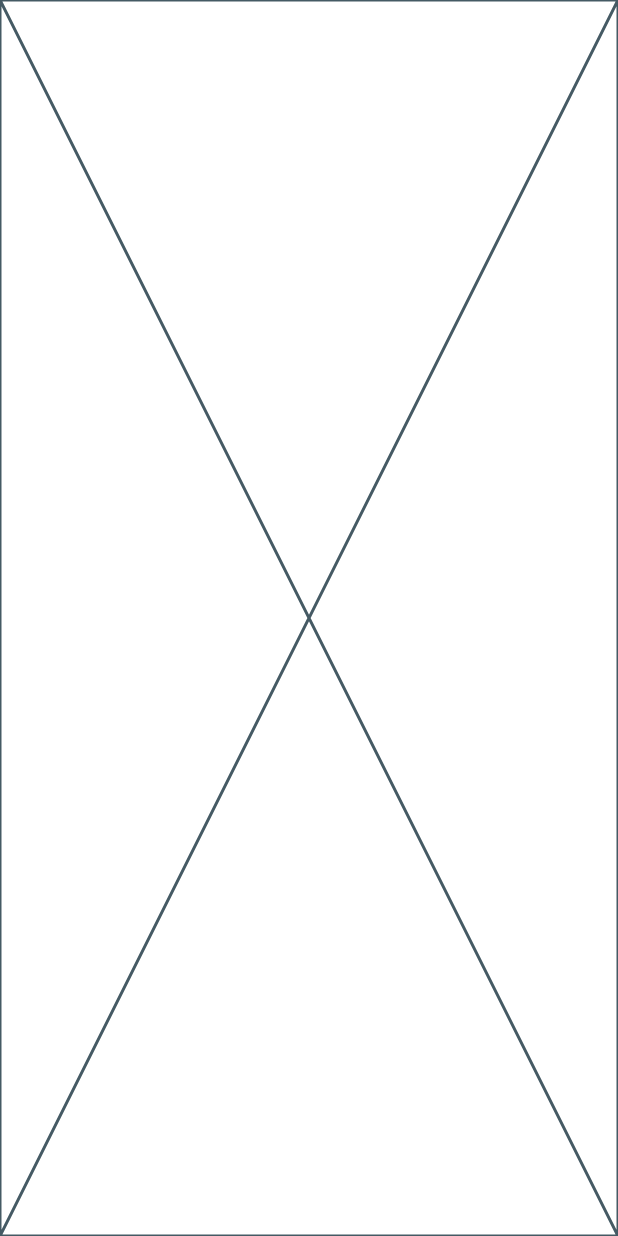
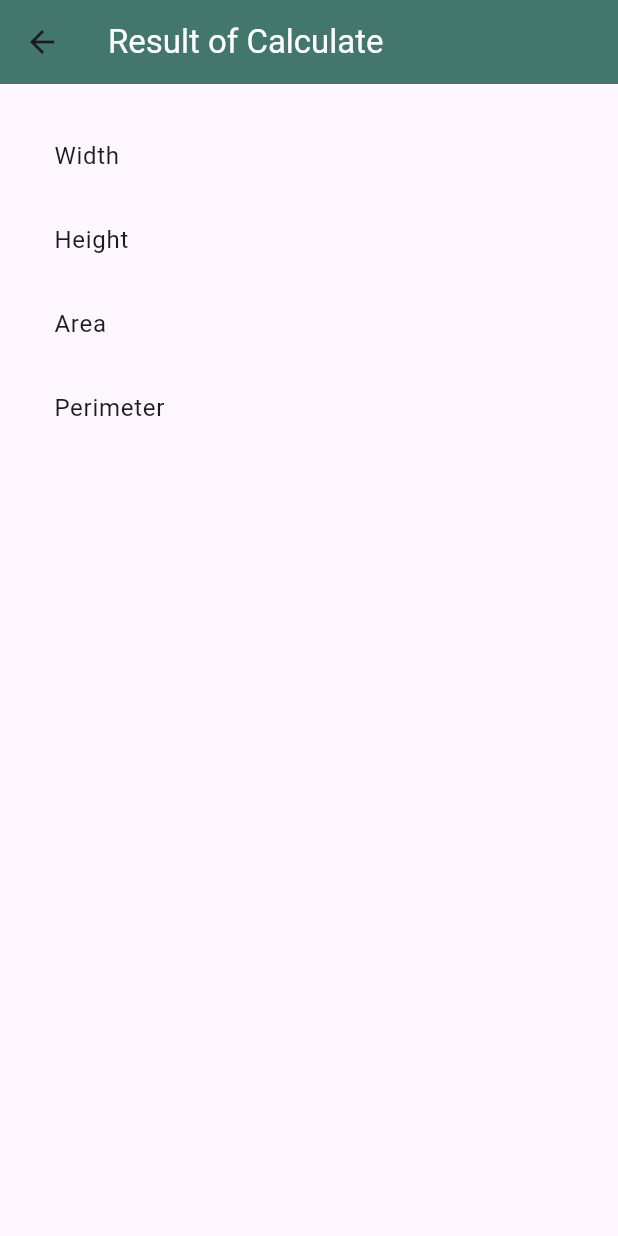
Before and after one commit to Papop-San/Flutter_Lesson, a Flutter app: the screen it shows after launch, after a tap on "Calculate", on a phone screen of 412 x 824 dp. Run offline on Flutter 3.47's test engine with Material 3 defaults, Android fonts, the phone set to English and light mode, and no system bars.

Commit message:
update result page

```diff
--- a/hw2/lib/Input.dart
+++ b/hw2/lib/Input.dart
@@ -1,5 +1,6 @@
 import 'package:flutter/material.dart';
 import './result.dart';
+import 'dart:math';
 
 class Inputfrom extends StatefulWidget {
   const Inputfrom({super.key});
@@ -9,7 +10,40 @@ class Inputfrom extends StatefulWidget {
 }
 
 class _InputfromState extends State<Inputfrom> {
-  String selectedShape = 'Square'; // Default selection for the shape
+  String selectedShape = 'Square';
+  var _widht;
+  var _height;
+  var _radian;
+
+  //Value of Squre
+  var _area;
+  var _perimater;
+
+  //Value of Circle
+  var _circumference;
+
+  final _widthController = TextEditingController();
+  final _heightController = TextEditingController();
+  final _radianController = TextEditingController();
+
+  void initState() {
+    super.initState();
+    _widthController.addListener(_updateText);
+    _heightController.addListener(_updateText);
+    _radianController.addListener(_updateText);
+  }
+
+  void _updateText() {
+    _widht = int.tryParse(_widthController.text) ?? 0;
+    _height = int.tryParse(_heightController.text) ?? 0;
+    _radian = int.tryParse(_radianController.text) ?? 0;
+
+    //Result Squre
+    _area = _widht * _height;
+    _perimater = 2 * (_widht + _area);
+
+    //Result Circle
+  }
 
   @override
   Widget build(BuildContext context) {
@@ -48,6 +82,7 @@ class _InputfromState extends State<Inputfrom> {
             Padding(
               padding: const EdgeInsets.only(bottom: 10.0),
               child: TextFormField(
+                keyboardType: TextInputType.number,
                 decoration: InputDecoration(
                   labelText:
                       "${selectedShape == 'Square' ? 'Width' : 'Radius'}",
@@ -72,6 +107,7 @@ class _InputfromState extends State<Inputfrom> {
               Padding(
                 padding: const EdgeInsets.only(bottom: 10.0),
                 child: TextFormField(
+                  keyboardType: TextInputType.number,
                   decoration: InputDecoration(
                     labelText: 'Height',
                     prefixIcon: Icon(Icons.height),
--- a/hw2/lib/result.dart
+++ b/hw2/lib/result.dart
@@ -1,10 +1,37 @@
 import 'package:flutter/material.dart';
 
 class fromResult extends StatelessWidget {
-  const fromResult({super.key});
+  const fromResult({Key? key}) : super(key: key);
 
   @override
   Widget build(BuildContext context) {
-    return const Placeholder();
+    return Scaffold(
+      appBar: AppBar(
+        title: Text(
+          "Result of Calculate",
+          style: TextStyle(color: Colors.white),
+        ),
+        backgroundColor: Color(0xFF43766C),
+      ),
+      body: Container(
+        padding: EdgeInsets.all(20),
+        child: ListView(
+          children: [
+            ListTile(
+              title: Text("Width"),
+            ),
+            ListTile(
+              title: Text("Height"),
+            ),
+            ListTile(
+              title: Text("Area"),
+            ),
+            ListTile(
+              title: Text("Perimeter"),
+            )
+          ],
+        ),
+      ),
+    );
   }
 }
```
